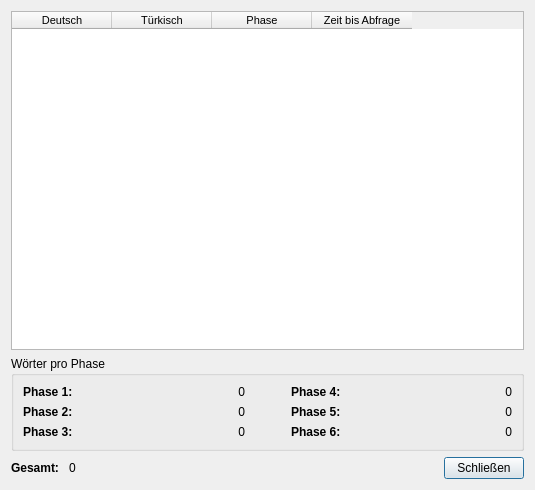
The window that dialog_overview.ui (JannikGrabe/Phase6) describes before a commit, drawn with Qt 5.
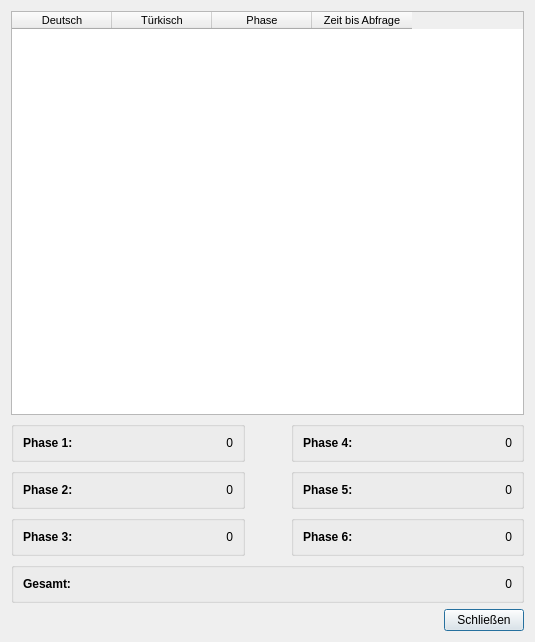
The same window after the commit.

The edit to the form file:
```diff
--- a/dialog_overview.ui
+++ b/dialog_overview.ui
@@ -7,7 +7,7 @@
     <x>0</x>
     <y>0</y>
     <width>535</width>
-    <height>490</height>
+    <height>642</height>
    </rect>
   </property>
   <property name="windowTitle">
@@ -59,14 +59,9 @@
     </widget>
    </item>
    <item>
-    <widget class="QGroupBox" name="horizontalGroupBox">
-     <property name="title">
-      <string>Wörter pro Phase</string>
-     </property>
-     <layout class="QHBoxLayout" name="hl_labels">
+    <layout class="QHBoxLayout" name="horizontalLayout_3">
       <item>
-       <layout class="QVBoxLayout" name="vl_labels_left">
-        <item>
+      <widget class="QGroupBox" name="gb_phase1">
          <layout class="QHBoxLayout" name="hl_phase1">
           <item>
            <widget class="QLabel" name="l_phase1">
@@ -92,65 +87,10 @@
            </widget>
           </item>
          </layout>
-        </item>
-        <item>
-         <layout class="QHBoxLayout" name="hl_phase2">
-          <item>
-           <widget class="QLabel" name="l_phase2">
-            <property name="font">
-             <font>
-              <weight>75</weight>
-              <bold>true</bold>
-             </font>
-            </property>
-            <property name="text">
-             <string>Phase 2:</string>
-            </property>
            </widget>
           </item>
           <item>
-           <widget class="QLabel" name="l_phase2_count">
-            <property name="text">
-             <string>0</string>
-            </property>
-            <property name="alignment">
-             <set>Qt::AlignRight|Qt::AlignTrailing|Qt::AlignVCenter</set>
-            </property>
-           </widget>
-          </item>
-         </layout>
-        </item>
-        <item>
-         <layout class="QHBoxLayout" name="hl_phase3">
-          <item>
-           <widget class="QLabel" name="l_phase3">
-            <property name="font">
-             <font>
-              <weight>75</weight>
-              <bold>true</bold>
-             </font>
-            </property>
-            <property name="text">
-             <string>Phase 3:</string>
-            </property>
-           </widget>
-          </item>
-          <item>
-           <widget class="QLabel" name="l_phase3_count">
-            <property name="text">
-             <string>0</string>
-            </property>
-            <property name="alignment">
-             <set>Qt::AlignRight|Qt::AlignTrailing|Qt::AlignVCenter</set>
-            </property>
-           </widget>
-          </item>
-         </layout>
-        </item>
-       </layout>
-      </item>
-      <item>
-       <spacer name="horizontalSpacer">
+      <spacer name="horizontalSpacer_2">
         <property name="orientation">
          <enum>Qt::Horizontal</enum>
         </property>
@@ -166,8 +106,7 @@
        </spacer>
       </item>
       <item>
-       <layout class="QVBoxLayout" name="vl_labels_right">
-        <item>
+      <widget class="QGroupBox" name="gb_phase4">
          <layout class="QHBoxLayout" name="hl_label_phase4">
           <item>
            <widget class="QLabel" name="l_phase4">
@@ -193,8 +132,59 @@
            </widget>
           </item>
          </layout>
-        </item>
+      </widget>
+     </item>
+    </layout>
+   </item>
         <item>
+    <layout class="QHBoxLayout" name="horizontalLayout_5">
+     <item>
+      <widget class="QGroupBox" name="gb_phase2">
+       <layout class="QHBoxLayout" name="hl_phase2">
+        <item>
+         <widget class="QLabel" name="l_phase2">
+          <property name="font">
+           <font>
+            <weight>75</weight>
+            <bold>true</bold>
+           </font>
+          </property>
+          <property name="text">
+           <string>Phase 2:</string>
+          </property>
+         </widget>
+        </item>
+        <item>
+         <widget class="QLabel" name="l_phase2_count">
+          <property name="text">
+           <string>0</string>
+          </property>
+          <property name="alignment">
+           <set>Qt::AlignRight|Qt::AlignTrailing|Qt::AlignVCenter</set>
+          </property>
+         </widget>
+        </item>
+       </layout>
+      </widget>
+     </item>
+     <item>
+      <spacer name="horizontalSpacer_3">
+       <property name="orientation">
+        <enum>Qt::Horizontal</enum>
+       </property>
+       <property name="sizeType">
+        <enum>QSizePolicy::Fixed</enum>
+       </property>
+       <property name="sizeHint" stdset="0">
+        <size>
+         <width>40</width>
+         <height>20</height>
+        </size>
+       </property>
+      </spacer>
+     </item>
+     <item>
+      <widget class="QGroupBox" name="gb_phase5">
          <layout class="QHBoxLayout" name="hl_label_phase5">
           <item>
            <widget class="QLabel" name="l_phase5">
@@ -220,8 +210,59 @@
            </widget>
           </item>
          </layout>
-        </item>
+      </widget>
+     </item>
+    </layout>
+   </item>
         <item>
+    <layout class="QHBoxLayout" name="horizontalLayout_6">
+     <item>
+      <widget class="QGroupBox" name="gb_phase3">
+       <layout class="QHBoxLayout" name="hl_phase3">
+        <item>
+         <widget class="QLabel" name="l_phase3">
+          <property name="font">
+           <font>
+            <weight>75</weight>
+            <bold>true</bold>
+           </font>
+          </property>
+          <property name="text">
+           <string>Phase 3:</string>
+          </property>
+         </widget>
+        </item>
+        <item>
+         <widget class="QLabel" name="l_phase3_count">
+          <property name="text">
+           <string>0</string>
+          </property>
+          <property name="alignment">
+           <set>Qt::AlignRight|Qt::AlignTrailing|Qt::AlignVCenter</set>
+          </property>
+         </widget>
+        </item>
+       </layout>
+      </widget>
+     </item>
+     <item>
+      <spacer name="horizontalSpacer_4">
+       <property name="orientation">
+        <enum>Qt::Horizontal</enum>
+       </property>
+       <property name="sizeType">
+        <enum>QSizePolicy::Fixed</enum>
+       </property>
+       <property name="sizeHint" stdset="0">
+        <size>
+         <width>40</width>
+         <height>20</height>
+        </size>
+       </property>
+      </spacer>
+     </item>
+     <item>
+      <widget class="QGroupBox" name="gb_phase6">
          <layout class="QHBoxLayout" name="hl_label_phase6">
           <item>
            <widget class="QLabel" name="l_phase6">
@@ -247,14 +288,18 @@
            </widget>
           </item>
          </layout>
-        </item>
-       </layout>
-      </item>
-     </layout>
-    </widget>
-   </item>
+      </widget>
+     </item>
+    </layout>
+   </item>
    <item>
-    <layout class="QHBoxLayout" name="hl_button">
+    <layout class="QHBoxLayout" name="horizontalLayout_7">
+     <item>
+      <widget class="QGroupBox" name="groupBox">
+       <property name="title">
+        <string/>
+       </property>
+       <layout class="QHBoxLayout" name="horizontalLayout">
      <item>
       <widget class="QLabel" name="l_word">
        <property name="font">
@@ -273,10 +318,20 @@
        <property name="text">
         <string>0</string>
        </property>
-      </widget>
-     </item>
+          <property name="alignment">
+           <set>Qt::AlignRight|Qt::AlignTrailing|Qt::AlignVCenter</set>
+          </property>
+         </widget>
+        </item>
+       </layout>
+      </widget>
+     </item>
+    </layout>
+   </item>
      <item>
-      <spacer name="spacer">
+    <layout class="QHBoxLayout" name="horizontalLayout_2">
+     <item>
+      <spacer name="horizontalSpacer_6">
        <property name="orientation">
         <enum>Qt::Horizontal</enum>
        </property>
@@ -293,6 +348,9 @@
        <property name="text">
         <string>Schließen</string>
        </property>
+       <property name="default">
+        <bool>true</bool>
+       </property>
       </widget>
      </item>
     </layout>
```
Lines whose indentation alone changed are shown as unchanged.
